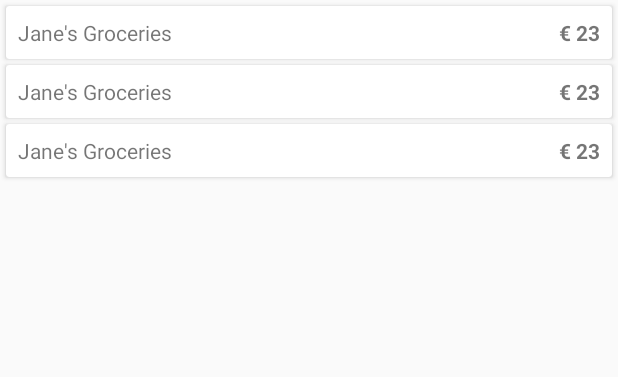
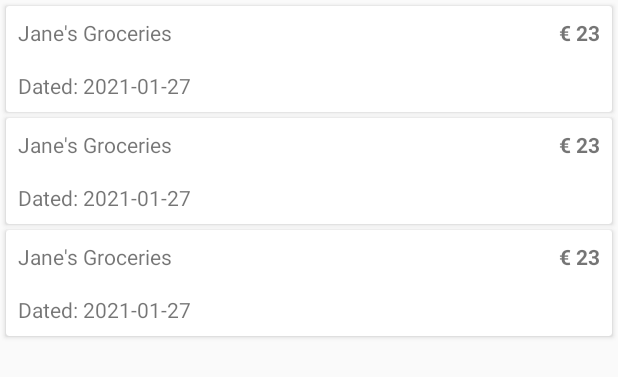
Before and after one commit to zancheema/ShopList, an Android app: the layout activity_view_lists.xml on its own in the app's theme, with its tools: preview values and no code run, on a phone screen of 412 x 824 dp. Shown: the top 377 px of the screen. Run offline under Robolectric (Android 15) with nearby library versions, the phone set to English and light mode, and no system bars.

Commit message:
added date in shop_list_item.xml

```diff
--- a/app/src/main/java/com/asw/shoplist/DbHelper.java
+++ b/app/src/main/java/com/asw/shoplist/DbHelper.java
@@ -137,7 +137,7 @@ public class DbHelper extends SQLiteOpenHelper {
                 "SELECT " +
                         KEY_SHOPNAME + ", " +
                         "SUM(" + KEY_ITEMPRICE + ") AS " + KEY_ITEMPRICE + ", " +
-                        KEY_CREATION_TIME +
+                        "MIN(" + KEY_CREATION_TIME + ") AS " + KEY_CREATION_TIME +
                         " FROM " + Table_list +
                         " GROUP BY " + KEY_SHOPNAME +
                         " ORDER BY " + KEY_CREATION_TIME,
--- a/app/src/main/java/com/asw/shoplist/ShopsListAdapter.java
+++ b/app/src/main/java/com/asw/shoplist/ShopsListAdapter.java
@@ -35,8 +35,10 @@ public class ShopsListAdapter extends ListAdapter<Shop, ShopsListAdapter.ViewHol
         public void bind(Shop shop) {
             TextView price = itemView.findViewById(R.id.itemPrice);
             TextView name = itemView.findViewById(R.id.shopName);
+            TextView date = itemView.findViewById(R.id.shopDate);
             price.setText("€ " + shop.getTotalPrice());
-            name.setText(shop.getName() + "");
+            name.setText(shop.getName());
+            date.setText("Dated: " + shop.getDate());
         }
 
         public static ViewHolder from(ViewGroup parent) {
--- a/app/src/main/res/layout/shop_list_item.xml
+++ b/app/src/main/res/layout/shop_list_item.xml
@@ -1,6 +1,5 @@
 <?xml version="1.0" encoding="utf-8"?>
-<androidx.cardview.widget.CardView
-        xmlns:android="http://schemas.android.com/apk/res/android"
+<androidx.cardview.widget.CardView xmlns:android="http://schemas.android.com/apk/res/android"
     xmlns:app="http://schemas.android.com/apk/res-auto"
     xmlns:tools="http://schemas.android.com/tools"
     android:layout_width="match_parent"
@@ -18,13 +17,13 @@
             android:id="@+id/itemPrice"
             android:layout_width="wrap_content"
             android:layout_height="wrap_content"
+            android:text="@{@string/generic_price(shop.totalPrice)}"
             android:textStyle="bold"
-                android:text="@{@string/generic_price(shop.totalPrice)}"
-                tools:text="€ 23"
             app:layout_constraintEnd_toEndOf="parent"
             app:layout_constraintHorizontal_bias="0.5"
             app:layout_constraintStart_toEndOf="@+id/shopName"
-                app:layout_constraintTop_toTopOf="parent" />
+            app:layout_constraintTop_toTopOf="parent"
+            tools:text="€ 23" />
 
         <TextView
             android:id="@+id/shopName"
@@ -37,5 +36,15 @@
             app:layout_constraintStart_toStartOf="parent"
             app:layout_constraintTop_toTopOf="parent"
             tools:text="Jane's Groceries" />
+
+        <TextView
+            android:id="@+id/shopDate"
+            android:layout_width="wrap_content"
+            android:layout_height="wrap_content"
+            android:layout_marginTop="16dp"
+            android:text="TextView"
+            app:layout_constraintStart_toStartOf="@+id/shopName"
+            app:layout_constraintTop_toBottomOf="@+id/shopName"
+            tools:text="Dated: 2021-01-27" />
     </androidx.constraintlayout.widget.ConstraintLayout>
 </androidx.cardview.widget.CardView>
```
Lines whose indentation alone changed are shown as unchanged.
